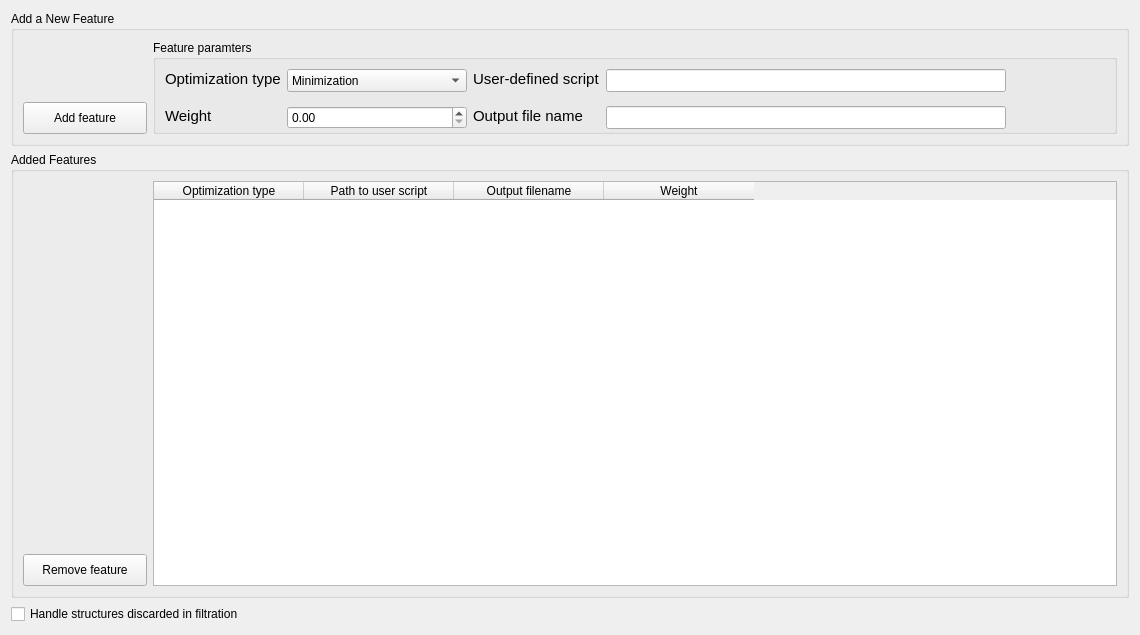
Above: src/xtalopt/ui/tab_mo.ui from hajinazar/dev-XtalOpt before the change. Below: the same form after it.
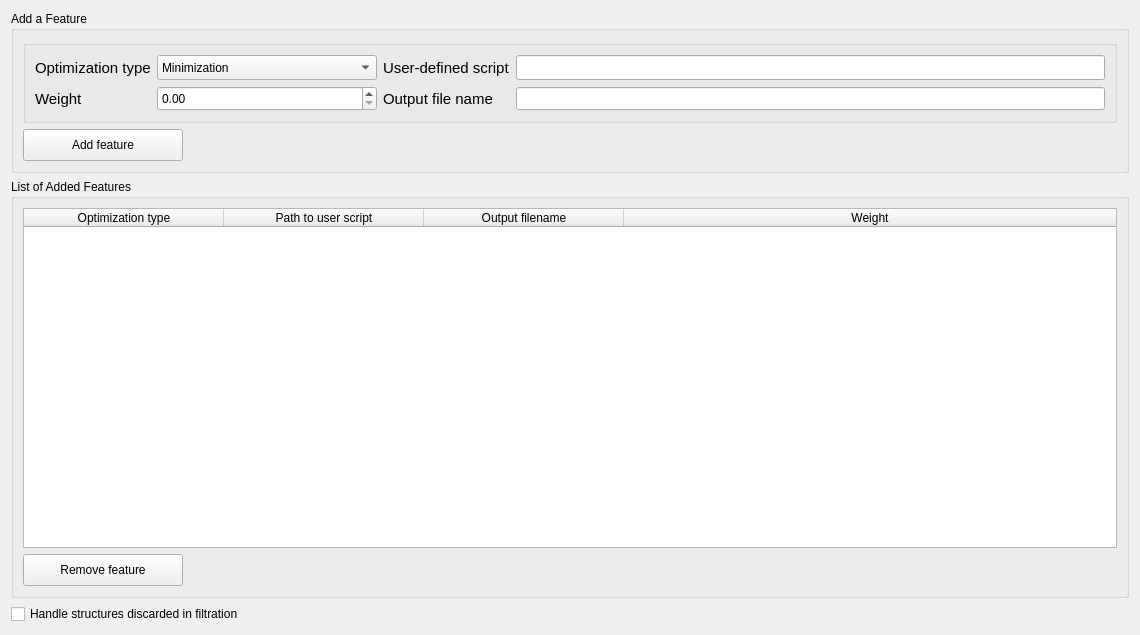
That is the form after the change.

Commit message: MO v6.6 Adjustment to MO tab to look better on all OSs; edit to xtalopt_plot.h; Small adjustment to 'local queue' dialog; new logo

Diff of the .ui file:
```diff
--- a/src/xtalopt/ui/tab_mo.ui
+++ b/src/xtalopt/ui/tab_mo.ui
@@ -33,182 +33,58 @@
      </property>
     </widget>
    </item>
-   <item row="1" column="0" colspan="3">
-    <widget class="QGroupBox" name="groupBox_12">
-     <property name="title">
-      <string>Added Features</string>
-     </property>
-     <layout class="QGridLayout" name="gridLayout">
-      <item row="2" column="0">
-       <widget class="QPushButton" name="push_removeFeatures">
-        <property name="minimumSize">
-         <size>
-          <width>124</width>
-          <height>32</height>
-         </size>
-        </property>
-        <property name="maximumSize">
-         <size>
-          <width>124</width>
-          <height>32</height>
-         </size>
-        </property>
-        <property name="focusPolicy">
-         <enum>Qt::NoFocus</enum>
-        </property>
-        <property name="toolTip">
-         <string>&lt;html&gt;&lt;head/&gt;&lt;body&gt;&lt;p&gt;Remove the selected feature from the list.&lt;/p&gt;&lt;/body&gt;&lt;/html&gt;</string>
-        </property>
-        <property name="text">
-         <string>Remove feature</string>
-        </property>
-       </widget>
-      </item>
-      <item row="0" column="1" rowspan="3">
-       <widget class="QTableWidget" name="table_features">
-        <property name="focusPolicy">
-         <enum>Qt::NoFocus</enum>
-        </property>
-        <property name="editTriggers">
-         <set>QAbstractItemView::NoEditTriggers</set>
-        </property>
-        <property name="tabKeyNavigation">
-         <bool>false</bool>
-        </property>
-        <property name="showDropIndicator" stdset="0">
-         <bool>false</bool>
-        </property>
-        <property name="dragDropOverwriteMode">
-         <bool>false</bool>
-        </property>
-        <property name="wordWrap">
-         <bool>true</bool>
-        </property>
-        <attribute name="horizontalHeaderDefaultSectionSize">
-         <number>150</number>
-        </attribute>
-        <attribute name="horizontalHeaderStretchLastSection">
-         <bool>false</bool>
-        </attribute>
-        <attribute name="verticalHeaderDefaultSectionSize">
-         <number>30</number>
-        </attribute>
-        <column>
-         <property name="text">
-          <string>Optimization type</string>
-         </property>
-        </column>
-        <column>
-         <property name="text">
-          <string>Path to user script</string>
-         </property>
-        </column>
-        <column>
-         <property name="text">
-          <string>Output filename</string>
-         </property>
-        </column>
-        <column>
-         <property name="text">
-          <string>Weight</string>
-         </property>
-        </column>
-       </widget>
-      </item>
-     </layout>
-    </widget>
-   </item>
    <item row="0" column="0" colspan="3">
     <widget class="QGroupBox" name="groupBox">
-     <property name="minimumSize">
-      <size>
-       <width>0</width>
-       <height>135</height>
-      </size>
-     </property>
-     <property name="maximumSize">
-      <size>
-       <width>16777215</width>
-       <height>135</height>
-      </size>
-     </property>
      <property name="title">
-      <string>Add a New Feature</string>
+      <string>Add a Feature</string>
      </property>
      <layout class="QGridLayout" name="gridLayout_3">
-      <item row="1" column="0">
-       <widget class="QPushButton" name="push_addFeatures">
-        <property name="minimumSize">
-         <size>
-          <width>124</width>
-          <height>32</height>
-         </size>
-        </property>
-        <property name="maximumSize">
-         <size>
-          <width>124</width>
-          <height>32</height>
-         </size>
-        </property>
-        <property name="focusPolicy">
-         <enum>Qt::NoFocus</enum>
-        </property>
-        <property name="toolTip">
-         <string>&lt;html&gt;&lt;head/&gt;&lt;body&gt;&lt;p&gt;Add a feature:&lt;/p&gt;&lt;p&gt;(1) A zero weight for any feature results in calculation of that feature; but excluding that from optimization.&lt;/p&gt;&lt;p&gt;(2) Sum of the total weight for introduced features can't exceed 1.0.&lt;/p&gt;&lt;p&gt;(3) Path to script and output filename entries can't contain any white space character.&lt;/p&gt;&lt;/body&gt;&lt;/html&gt;</string>
-        </property>
-        <property name="text">
-         <string>Add feature</string>
-        </property>
-       </widget>
-      </item>
-      <item row="0" column="1" rowspan="2">
+      <item row="0" column="0">
        <widget class="QGroupBox" name="groupBox_2">
         <property name="title">
-         <string>Feature paramters</string>
+         <string/>
         </property>
         <layout class="QGridLayout" name="gridLayout_4">
-         <item row="1" column="5">
-          <widget class="QLineEdit" name="line_path">
-           <property name="sizePolicy">
-            <sizepolicy hsizetype="Expanding" vsizetype="Fixed">
-             <horstretch>0</horstretch>
-             <verstretch>0</verstretch>
-            </sizepolicy>
-           </property>
+         <item row="1" column="1">
+          <widget class="QLabel" name="label">
            <property name="minimumSize">
             <size>
-             <width>400</width>
-             <height>23</height>
+             <width>0</width>
+             <height>20</height>
             </size>
            </property>
-           <property name="maximumSize">
-            <size>
-             <width>1000</width>
-             <height>23</height>
-            </size>
+           <property name="font">
+            <font>
+             <pointsize>11</pointsize>
+            </font>
            </property>
            <property name="toolTip">
             <string>&lt;html&gt;&lt;head/&gt;&lt;body&gt;&lt;p&gt;The user-defined &amp;quot;executable&amp;quot; script which performs the calculations for feature.&lt;/p&gt;&lt;p&gt;(1) This entry should include &amp;quot;abolute&amp;quot; path to avoid issues in locating the script.&lt;/p&gt;&lt;p&gt;(2) This field is mandatory for min/max/fil optimization types, but will be ignored for Hardness:AFLOW-ML calculations.&lt;/p&gt;&lt;p&gt;(3) For a remote job the script should be on the remote cluster, while for a local run it should be in a local path.&lt;/p&gt;&lt;p&gt;(4) This field should not contain any white space character in between.&lt;/p&gt;&lt;/body&gt;&lt;/html&gt;</string>
            </property>
            <property name="text">
-            <string/>
+            <string>Optimization type</string>
            </property>
           </widget>
          </item>
-         <item row="2" column="6">
-          <spacer name="horizontalSpacer">
-           <property name="orientation">
-            <enum>Qt::Horizontal</enum>
-           </property>
-           <property name="sizeHint" stdset="0">
+         <item row="2" column="1">
+          <widget class="QLabel" name="label_3">
+           <property name="minimumSize">
             <size>
-             <width>40</width>
+             <width>0</width>
              <height>20</height>
             </size>
            </property>
-          </spacer>
+           <property name="font">
+            <font>
+             <pointsize>11</pointsize>
+            </font>
+           </property>
+           <property name="text">
+            <string>Weight</string>
+           </property>
+          </widget>
          </item>
-         <item row="3" column="5">
+         <item row="2" column="4">
           <widget class="QLineEdit" name="line_output">
            <property name="sizePolicy">
             <sizepolicy hsizetype="Expanding" vsizetype="Fixed">
@@ -236,18 +112,89 @@
            </property>
           </widget>
          </item>
+         <item row="1" column="4">
+          <widget class="QLineEdit" name="line_path">
+           <property name="sizePolicy">
+            <sizepolicy hsizetype="Expanding" vsizetype="Fixed">
+             <horstretch>0</horstretch>
+             <verstretch>0</verstretch>
+            </sizepolicy>
+           </property>
+           <property name="minimumSize">
+            <size>
+             <width>400</width>
+             <height>25</height>
+            </size>
+           </property>
+           <property name="maximumSize">
+            <size>
+             <width>1000</width>
+             <height>25</height>
+            </size>
+           </property>
+           <property name="toolTip">
+            <string>&lt;html&gt;&lt;head/&gt;&lt;body&gt;&lt;p&gt;The user-defined &amp;quot;executable&amp;quot; script which performs the calculations for feature.&lt;/p&gt;&lt;p&gt;(1) This entry should include &amp;quot;abolute&amp;quot; path to avoid issues in locating the script.&lt;/p&gt;&lt;p&gt;(2) This field is mandatory for min/max/fil optimization types, but will be ignored for Hardness:AFLOW-ML calculations.&lt;/p&gt;&lt;p&gt;(3) For a remote job the script should be on the remote cluster, while for a local run it should be in a local path.&lt;/p&gt;&lt;p&gt;(4) This field should not contain any white space character in between.&lt;/p&gt;&lt;/body&gt;&lt;/html&gt;</string>
+           </property>
+           <property name="text">
+            <string/>
+           </property>
+          </widget>
+         </item>
+         <item row="2" column="2">
+          <widget class="QDoubleSpinBox" name="sb_weight">
+           <property name="sizePolicy">
+            <sizepolicy hsizetype="Preferred" vsizetype="Fixed">
+             <horstretch>0</horstretch>
+             <verstretch>0</verstretch>
+            </sizepolicy>
+           </property>
+           <property name="minimumSize">
+            <size>
+             <width>220</width>
+             <height>25</height>
+            </size>
+           </property>
+           <property name="maximumSize">
+            <size>
+             <width>220</width>
+             <height>25</height>
+            </size>
+           </property>
+           <property name="mouseTracking">
+            <bool>true</bool>
+           </property>
+           <property name="focusPolicy">
+            <enum>Qt::StrongFocus</enum>
+           </property>
+           <property name="toolTip">
+            <string>&lt;html&gt;&lt;head/&gt;&lt;body&gt;&lt;p&gt;Optimization weight for the feature.&lt;/p&gt;&lt;p&gt;(1) This should be a float number, larger than or equal to 0.0, and less than or equal to 1.0.&lt;/p&gt;&lt;p&gt;(2) For &amp;quot;Filtration&amp;quot; task, this will be set to 0.0 by the code.&lt;/p&gt;&lt;p&gt;(3) Total weight for all features should be less than or equal to 1.0.&lt;/p&gt;&lt;p&gt;(4) If this is set to zero for any non-Filtration feature; that feature is being calculated but will not be included in the optimization.&lt;/p&gt;&lt;/body&gt;&lt;/html&gt;</string>
+           </property>
+           <property name="styleSheet">
+            <string notr="true"/>
+           </property>
+           <property name="buttonSymbols">
+            <enum>QAbstractSpinBox::UpDownArrows</enum>
+           </property>
+           <property name="maximum">
+            <double>1.000000000000000</double>
+           </property>
+           <property name="singleStep">
+            <double>0.050000000000000</double>
+           </property>
+          </widget>
+         </item>
          <item row="1" column="2">
           <widget class="QComboBox" name="combo_type">
            <property name="minimumSize">
             <size>
-             <width>180</width>
-             <height>23</height>
+             <width>220</width>
+             <height>25</height>
             </size>
            </property>
            <property name="maximumSize">
             <size>
-             <width>180</width>
-             <height>23</height>
+             <width>220</width>
+             <height>25</height>
             </size>
            </property>
            <property name="mouseTracking">
@@ -293,122 +240,7 @@
            </item>
           </widget>
          </item>
-         <item row="3" column="1">
-          <widget class="QLabel" name="label_3">
-           <property name="minimumSize">
-            <size>
-             <width>0</width>
-             <height>20</height>
-            </size>
-           </property>
-           <property name="maximumSize">
-            <size>
-             <width>130</width>
-             <height>20</height>
-            </size>
-           </property>
-           <property name="font">
-            <font>
-             <pointsize>11</pointsize>
-            </font>
-           </property>
-           <property name="text">
-            <string>Weight</string>
-           </property>
-          </widget>
-         </item>
-         <item row="1" column="1">
-          <widget class="QLabel" name="label">
-           <property name="minimumSize">
-            <size>
-             <width>0</width>
-             <height>20</height>
-            </size>
-           </property>
-           <property name="maximumSize">
-            <size>
-             <width>130</width>
-             <height>20</height>
-            </size>
-           </property>
-           <property name="font">
-            <font>
-             <pointsize>11</pointsize>
-            </font>
-           </property>
-           <property name="text">
-            <string>Optimization type</string>
-           </property>
-          </widget>
-         </item>
-         <item row="3" column="2">
-          <widget class="QDoubleSpinBox" name="sb_weight">
-           <property name="sizePolicy">
-            <sizepolicy hsizetype="Preferred" vsizetype="Fixed">
-             <horstretch>0</horstretch>
-             <verstretch>0</verstretch>
-            </sizepolicy>
-           </property>
-           <property name="minimumSize">
-            <size>
-             <width>180</width>
-             <height>23</height>
-            </size>
-           </property>
-           <property name="maximumSize">
-            <size>
-             <width>180</width>
-             <height>23</height>
-            </size>
-           </property>
-           <property name="mouseTracking">
-            <bool>true</bool>
-           </property>
-           <property name="focusPolicy">
-            <enum>Qt::StrongFocus</enum>
-           </property>
-           <property name="toolTip">
-            <string>&lt;html&gt;&lt;head/&gt;&lt;body&gt;&lt;p&gt;Optimization weight for the feature.&lt;/p&gt;&lt;p&gt;(1) This should be a float number, larger than or equal to 0.0, and less than or equal to 1.0.&lt;/p&gt;&lt;p&gt;(2) For &amp;quot;Filtration&amp;quot; task, this will be set to 0.0 by the code.&lt;/p&gt;&lt;p&gt;(3) Total weight for all features should be less than or equal to 1.0.&lt;/p&gt;&lt;p&gt;(4) If this is set to zero for any non-Filtration feature; that feature is being calculated but will not be included in the optimization.&lt;/p&gt;&lt;/body&gt;&lt;/html&gt;</string>
-           </property>
-           <property name="styleSheet">
-            <string notr="true"/>
-           </property>
-           <property name="buttonSymbols">
-            <enum>QAbstractSpinBox::UpDownArrows</enum>
-           </property>
-           <property name="maximum">
-            <double>1.000000000000000</double>
-           </property>
-           <property name="singleStep">
-            <double>0.050000000000000</double>
-           </property>
-          </widget>
-         </item>
-         <item row="1" column="4">
-          <widget class="QLabel" name="label_2">
-           <property name="minimumSize">
-            <size>
-             <width>0</width>
-             <height>20</height>
-            </size>
-           </property>
-           <property name="maximumSize">
-            <size>
-             <width>180</width>
-             <height>20</height>
-            </size>
-           </property>
-           <property name="font">
-            <font>
-             <pointsize>11</pointsize>
-            </font>
-           </property>
-           <property name="text">
-            <string>User-defined script</string>
-           </property>
-          </widget>
-         </item>
-         <item row="3" column="4">
+         <item row="2" column="3">
           <widget class="QLabel" name="label_4">
            <property name="minimumSize">
             <size>
@@ -416,12 +248,6 @@
              <height>20</height>
             </size>
            </property>
-           <property name="maximumSize">
-            <size>
-             <width>180</width>
-             <height>20</height>
-            </size>
-           </property>
            <property name="font">
             <font>
              <pointsize>11</pointsize>
@@ -432,8 +258,185 @@
            </property>
           </widget>
          </item>
+         <item row="1" column="3">
+          <widget class="QLabel" name="label_2">
+           <property name="minimumSize">
+            <size>
+             <width>0</width>
+             <height>20</height>
+            </size>
+           </property>
+           <property name="font">
+            <font>
+             <pointsize>11</pointsize>
+            </font>
+           </property>
+           <property name="text">
+            <string>User-defined script</string>
+           </property>
+          </widget>
+         </item>
         </layout>
        </widget>
+      </item>
+      <item row="1" column="0">
+       <layout class="QHBoxLayout" name="horizontalLayout_5">
+        <item>
+         <widget class="QPushButton" name="push_addFeatures">
+          <property name="sizePolicy">
+           <sizepolicy hsizetype="Fixed" vsizetype="Fixed">
+            <horstretch>0</horstretch>
+            <verstretch>0</verstretch>
+           </sizepolicy>
+          </property>
+          <property name="minimumSize">
+           <size>
+            <width>160</width>
+            <height>32</height>
+           </size>
+          </property>
+          <property name="focusPolicy">
+           <enum>Qt::NoFocus</enum>
+          </property>
+          <property name="toolTip">
+           <string>&lt;html&gt;&lt;head/&gt;&lt;body&gt;&lt;p&gt;Add a feature:&lt;/p&gt;&lt;p&gt;(1) A zero weight for any feature results in calculation of that feature; but excluding that from optimization.&lt;/p&gt;&lt;p&gt;(2) Sum of the total weight for introduced features can't exceed 1.0.&lt;/p&gt;&lt;p&gt;(3) Path to script and output filename entries can't contain any white space character.&lt;/p&gt;&lt;/body&gt;&lt;/html&gt;</string>
+          </property>
+          <property name="text">
+           <string>Add feature</string>
+          </property>
+         </widget>
+        </item>
+        <item>
+         <spacer name="horizontalSpacer">
+          <property name="orientation">
+           <enum>Qt::Horizontal</enum>
+          </property>
+          <property name="sizeHint" stdset="0">
+           <size>
+            <width>40</width>
+            <height>20</height>
+           </size>
+          </property>
+         </spacer>
+        </item>
+       </layout>
+      </item>
+     </layout>
+    </widget>
+   </item>
+   <item row="1" column="0" colspan="3">
+    <widget class="QGroupBox" name="groupBox_12">
+     <property name="title">
+      <string>List of Added Features</string>
+     </property>
+     <layout class="QGridLayout" name="gridLayout">
+      <item row="0" column="0">
+       <widget class="QTableWidget" name="table_features">
+        <property name="focusPolicy">
+         <enum>Qt::NoFocus</enum>
+        </property>
+        <property name="editTriggers">
+         <set>QAbstractItemView::NoEditTriggers</set>
+        </property>
+        <property name="tabKeyNavigation">
+         <bool>false</bool>
+        </property>
+        <property name="showDropIndicator" stdset="0">
+         <bool>false</bool>
+        </property>
+        <property name="dragDropOverwriteMode">
+         <bool>false</bool>
+        </property>
+        <property name="selectionBehavior">
+         <enum>QAbstractItemView::SelectRows</enum>
+        </property>
+        <property name="wordWrap">
+         <bool>true</bool>
+        </property>
+        <attribute name="horizontalHeaderCascadingSectionResizes">
+         <bool>true</bool>
+        </attribute>
+        <attribute name="horizontalHeaderMinimumSectionSize">
+         <number>200</number>
+        </attribute>
+        <attribute name="horizontalHeaderDefaultSectionSize">
+         <number>200</number>
+        </attribute>
+        <attribute name="horizontalHeaderHighlightSections">
+         <bool>false</bool>
+        </attribute>
+        <attribute name="horizontalHeaderShowSortIndicator" stdset="0">
+         <bool>false</bool>
+        </attribute>
+        <attribute name="horizontalHeaderStretchLastSection">
+         <bool>true</bool>
+        </attribute>
+        <attribute name="verticalHeaderDefaultSectionSize">
+         <number>30</number>
+        </attribute>
+        <column>
+         <property name="text">
+          <string>Optimization type</string>
+         </property>
+        </column>
+        <column>
+         <property name="text">
+          <string>Path to user script</string>
+         </property>
+        </column>
+        <column>
+         <property name="text">
+          <string>Output filename</string>
+         </property>
+        </column>
+        <column>
+         <property name="text">
+          <string>Weight</string>
+         </property>
+        </column>
+       </widget>
+      </item>
+      <item row="1" column="0">
+       <layout class="QHBoxLayout" name="horizontalLayout_6">
+        <item>
+         <widget class="QPushButton" name="push_removeFeatures">
+          <property name="sizePolicy">
+           <sizepolicy hsizetype="Fixed" vsizetype="Fixed">
+            <horstretch>0</horstretch>
+            <verstretch>0</verstretch>
+           </sizepolicy>
+          </property>
+          <property name="minimumSize">
+           <size>
+            <width>160</width>
+            <height>32</height>
+           </size>
+          </property>
+          <property name="focusPolicy">
+           <enum>Qt::NoFocus</enum>
+          </property>
+          <property name="toolTip">
+           <string>&lt;html&gt;&lt;head/&gt;&lt;body&gt;&lt;p&gt;Remove the selected feature from the list.&lt;/p&gt;&lt;/body&gt;&lt;/html&gt;</string>
+          </property>
+          <property name="text">
+           <string>Remove feature</string>
+          </property>
+         </widget>
+        </item>
+        <item>
+         <spacer name="horizontalSpacer_2">
+          <property name="orientation">
+           <enum>Qt::Horizontal</enum>
+          </property>
+          <property name="sizeHint" stdset="0">
+           <size>
+            <width>40</width>
+            <height>20</height>
+           </size>
+          </property>
+         </spacer>
+        </item>
+       </layout>
       </item>
      </layout>
     </widget>
```
Left out of the diff: 3 changed lines with no effect on the pictures. The commit also changes 6 other files.
